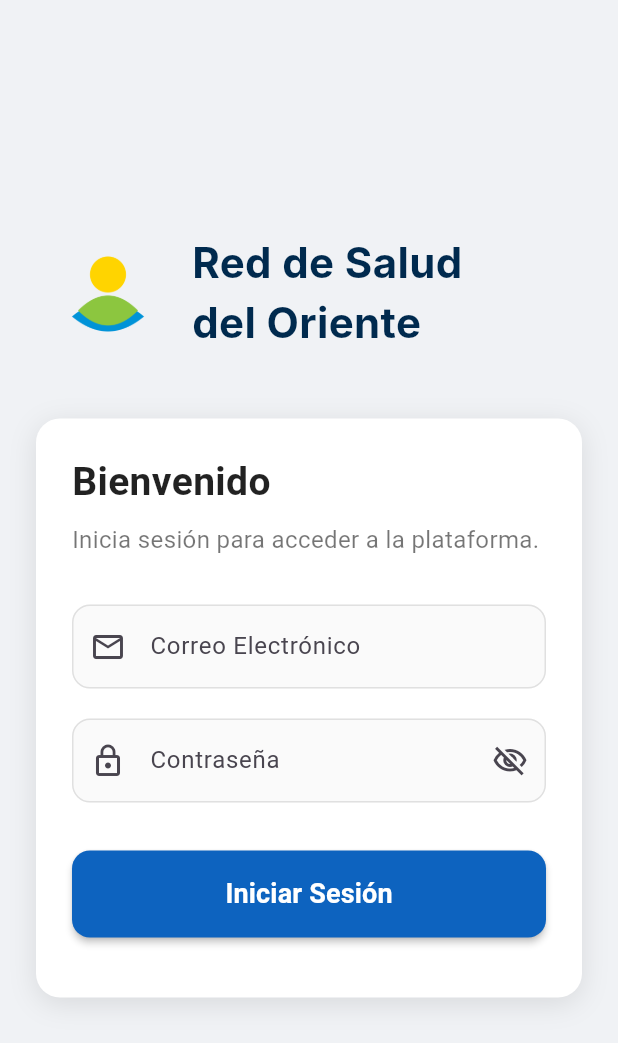
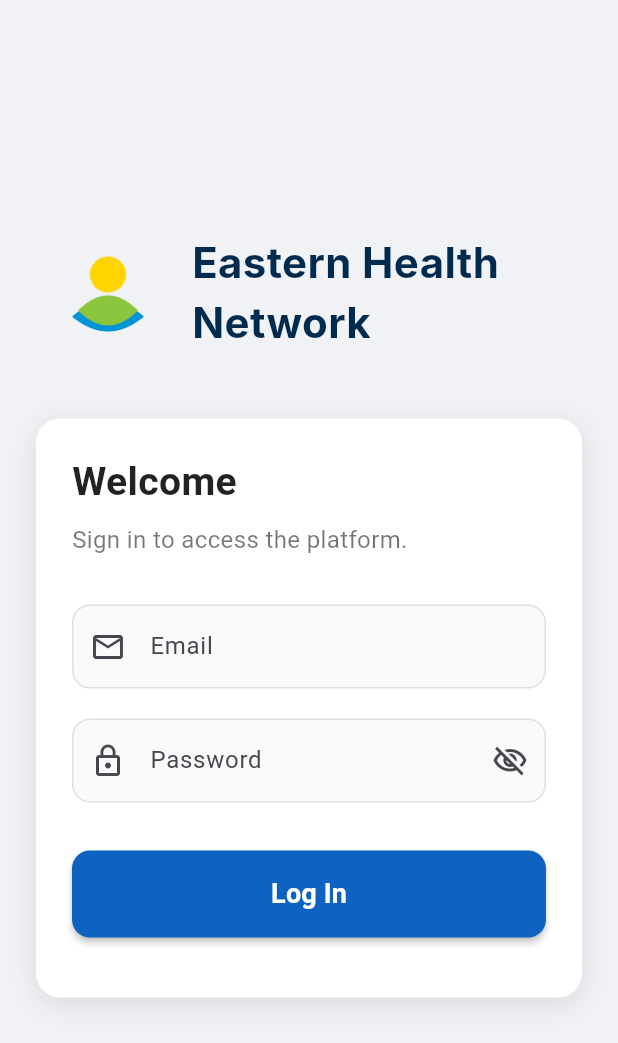
Before and after one commit to ncardona90/etl-pic-flutter, a Flutter app: the screen it shows after launch, on a phone screen of 412 x 824 dp. Shown: the top 1043 px of the screen. Run offline on Flutter 3.47's test engine with Material 3 defaults, Android fonts, the phone set to English and light mode, and no system bars; our stand-ins replace cloud_firestore, cloud_functions, file_picker, firebase_auth, firebase_core, fl_chart and 2 more; missing offline and left inert: excel, pluto_grid; accounts and stored records are empty; generated files the repository leaves out were written again; Roboto replaces fonts that are missing (Inter); statements that could not run were skipped.

Commit message:
feat: add basic internationalization

```diff
--- /dev/null
+++ b/l10n.yaml
@@ -0,0 +1,3 @@
+arb-dir: lib/l10n
+template-arb-file: app_es.arb
+output-localization-file: app_localizations.dart
--- a/lib/features/auth/login_view.dart
+++ b/lib/features/auth/login_view.dart
@@ -1,6 +1,7 @@
 // lib/features/auth/login_view.dart
 
 import 'package:flutter/material.dart';
+import 'package:flutter_gen/gen_l10n/app_localizations.dart';
 import 'package:provider/provider.dart';
 import 'package:etl_tamizajes_app/features/auth/auth_provider.dart';
 
@@ -71,10 +72,10 @@ class _LoginViewState extends State<LoginView> {
                       ),
                       const SizedBox(width: 16),
                       Expanded(
-                        child: const Text(
-                          'Red de Salud\ndel Oriente',
+                        child: Text(
+                          AppLocalizations.of(context)!.networkTitle,
                           textAlign: TextAlign.start,
-                          style: TextStyle(
+                          style: const TextStyle(
                             fontFamily: 'Inter',
                             fontSize: 28,
                             fontWeight: FontWeight.bold,
@@ -109,18 +110,19 @@ class _LoginViewState extends State<LoginView> {
                       mainAxisSize: MainAxisSize.min,
                       crossAxisAlignment: CrossAxisAlignment.start,
                       children: [
-                        const Text(
-                          'Bienvenido',
-                          style: TextStyle(
+                        Text(
+                          AppLocalizations.of(context)!.welcome,
+                          style: const TextStyle(
                             fontSize: 26,
                             fontWeight: FontWeight.bold,
                             color: Colors.black87,
                           ),
                         ),
                         const SizedBox(height: 8),
-                        const Text(
-                          'Inicia sesión para acceder a la plataforma.',
-                          style: TextStyle(fontSize: 16, color: Colors.black54),
+                        Text(
+                          AppLocalizations.of(context)!.loginPrompt,
+                          style:
+                              const TextStyle(fontSize: 16, color: Colors.black54),
                         ),
                         const SizedBox(height: 32),
 
@@ -128,7 +130,7 @@ class _LoginViewState extends State<LoginView> {
                         TextFormField(
                           controller: _emailController,
                           decoration: InputDecoration(
-                            labelText: 'Correo Electrónico',
+                            labelText: AppLocalizations.of(context)!.emailLabel,
                             prefixIcon: const Icon(Icons.email_outlined),
                             filled: true,
                             fillColor: Colors.grey.shade50,
@@ -150,7 +152,8 @@ class _LoginViewState extends State<LoginView> {
                             if (value == null ||
                                 value.isEmpty ||
                                 !value.contains('@')) {
-                              return 'Por favor, introduce un correo válido.';
+                              return AppLocalizations.of(context)!
+                                  .invalidEmailError;
                             }
                             return null;
                           },
@@ -162,7 +165,7 @@ class _LoginViewState extends State<LoginView> {
                           controller: _passwordController,
                           obscureText: !_isPasswordVisible,
                           decoration: InputDecoration(
-                            labelText: 'Contraseña',
+                            labelText: AppLocalizations.of(context)!.passwordLabel,
                             prefixIcon: const Icon(Icons.lock_outline),
                             filled: true,
                             fillColor: Colors.grey.shade50,
@@ -193,7 +196,8 @@ class _LoginViewState extends State<LoginView> {
                           ),
                           validator: (value) {
                             if (value == null || value.isEmpty) {
-                              return 'Por favor, introduce tu contraseña.';
+                              return AppLocalizations.of(context)!
+                                  .emptyPasswordError;
                             }
                             return null;
                           },
@@ -221,9 +225,9 @@ class _LoginViewState extends State<LoginView> {
                                 ),
                                 elevation: 2,
                               ),
-                              child: const Text(
-                                'Iniciar Sesión',
-                                style: TextStyle(
+                              child: Text(
+                                AppLocalizations.of(context)!.loginButton,
+                                style: const TextStyle(
                                   fontSize: 18,
                                   fontWeight: FontWeight.bold,
                                   color: Colors.white,
--- /dev/null
+++ b/lib/l10n/app_en.arb
@@ -0,0 +1,19 @@
+{
+  "@@locale": "en",
+  "appTitle": "ETL Screenings",
+  "networkTitle": "Eastern Health\nNetwork",
+  "welcome": "Welcome",
+  "loginPrompt": "Sign in to access the platform.",
+  "emailLabel": "Email",
+  "invalidEmailError": "Please enter a valid email.",
+  "passwordLabel": "Password",
+  "emptyPasswordError": "Please enter your password.",
+  "loginButton": "Log In",
+  "upload": "Upload",
+  "records": "Records",
+  "dashboard": "Dashboard",
+  "users": "Users",
+  "master": "Master",
+  "logout": "Log Out",
+  "userPlaceholder": "User"
+}
--- a/lib/main.dart
+++ b/lib/main.dart
@@ -1,4 +1,5 @@
 import 'package:flutter/material.dart';
+import 'package:flutter_gen/gen_l10n/app_localizations.dart';
 import 'package:provider/provider.dart';
 import 'package:firebase_core/firebase_core.dart';
 import 'package:etl_tamizajes_app/firebase_options.dart';
@@ -67,8 +68,11 @@ class MyApp extends StatelessWidget {
           final router = AppRouter(authProvider).router;
 
           return MaterialApp.router(
-            title: 'ETL Tamizajes',
             debugShowCheckedModeBanner: false,
+            onGenerateTitle: (context) =>
+                AppLocalizations.of(context)!.appTitle,
+            localizationsDelegates: AppLocalizations.localizationsDelegates,
+            supportedLocales: AppLocalizations.supportedLocales,
             theme: ThemeData(
               primarySwatch: Colors.blue,
               useMaterial3: true,
--- a/pubspec.yaml
+++ b/pubspec.yaml
@@ -9,6 +9,8 @@ environment:
 
 dependencies:
   flutter:
+    sdk: flutter
+  flutter_localizations:
     sdk: flutter
 
   # Firebase
@@ -37,9 +39,9 @@ dependencies:
 
   # Utilidades
   collection: ^1.18.0
-  intl: ^0.19.0 # <-- Se ajusta a una versión compatible
   google_fonts: ^6.2.1
   geolocator: ^14.0.2
+  intl: ^0.19.0 # <-- Se ajusta a una versión compatible
 
 dev_dependencies:
   flutter_test:
@@ -53,5 +55,6 @@ dependency_overrides:
 
 flutter:
   uses-material-design: true
+  generate: true
   assets:
     - assets/images/
```
Also changed, not shown: lib/l10n/app_es.arb (added, +19 -0 lines), lib/main_scaffold.dart (+33 -29 lines).
